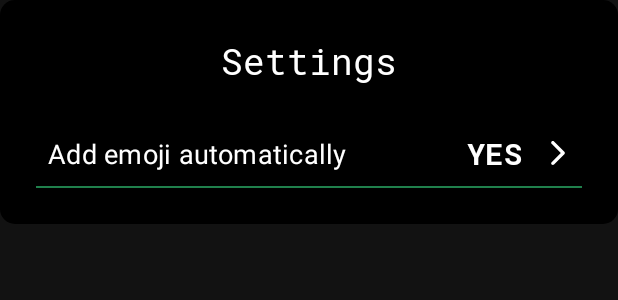
After one commit to ashishkharcheiuforks/face-hide-ml, an Android app: the layout dialog_settings.xml on its own in the app's theme, with its tools: preview values and no code run, on a phone screen of 412 x 824 dp. The commit adds this screen. Shown: the top 300 px of the screen. Run offline under Robolectric (Android 15) with nearby library versions, the phone set to English and light mode, and no system bars.

Commit message:
Add settings popup.

```diff
--- a/app/src/main/java/com/github/naz013/facehide/MainActivity.kt
+++ b/app/src/main/java/com/github/naz013/facehide/MainActivity.kt
@@ -16,12 +16,10 @@ import androidx.lifecycle.Observer
 import androidx.lifecycle.ViewModelProviders
 import androidx.recyclerview.widget.GridLayoutManager
 import com.github.naz013.facehide.data.RecognitionViewModel
-import com.github.naz013.facehide.databinding.ActivityMainBinding
-import com.github.naz013.facehide.databinding.DialogEmojiListBinding
-import com.github.naz013.facehide.databinding.DialogMoreBinding
-import com.github.naz013.facehide.databinding.DialogSavePhotoBinding
+import com.github.naz013.facehide.databinding.*
 import com.github.naz013.facehide.utils.Permissions
 import com.github.naz013.facehide.utils.PhotoSelectionUtil
+import com.github.naz013.facehide.utils.Prefs
 import com.github.naz013.facehide.utils.UriUtil
 import com.github.naz013.facehide.views.EmojiAdapter
 import com.google.android.material.bottomsheet.BottomSheetDialog
@@ -74,8 +72,27 @@ class MainActivity : AppCompatActivity(), PhotoSelectionUtil.UriCallback {
         mDialog = dialog
     }
 
+    private fun autoFaceState(b: Boolean): String {
+        return if (b) {
+            getString(R.string.yes)
+        } else {
+            getString(R.string.no)
+        }
+    }
+
     private fun openSettings() {
-
+        val builder = AlertDialog.Builder(this)
+        val view = DialogSettingsBinding.inflate(LayoutInflater.from(this), null, false)
+        view.autoFaceState.text = autoFaceState(Prefs.getInstance(this).isAutoFace())
+        view.autoButton.setOnClickListener {
+            Prefs.getInstance(this).setAutoFace(!Prefs.getInstance(this).isAutoFace())
+            view.autoFaceState.text = autoFaceState(Prefs.getInstance(this).isAutoFace())
+        }
+        builder.setView(view.root)
+        val dialog = builder.create()
+        dialog.window?.setBackgroundDrawable(ColorDrawable(Color.TRANSPARENT))
+        dialog.show()
+        mDialog = dialog
     }
 
     private fun initViewModel() {
--- /dev/null
+++ b/app/src/main/res/drawable/ic_arrow_point_to_right.xml
@@ -0,0 +1,4 @@
+<vector android:height="24dp" android:viewportHeight="451.847"
+    android:viewportWidth="451.846" android:width="24dp" xmlns:android="http://schemas.android.com/apk/res/android">
+    <path android:fillColor="#FF000000" android:pathData="M345.441,248.292L151.154,442.573c-12.359,12.365 -32.397,12.365 -44.75,0c-12.354,-12.354 -12.354,-32.391 0,-44.744L278.318,225.92L106.409,54.017c-12.354,-12.359 -12.354,-32.394 0,-44.748c12.354,-12.359 32.391,-12.359 44.75,0l194.287,194.284c6.177,6.18 9.262,14.271 9.262,22.366C354.708,234.018 351.617,242.115 345.441,248.292z"/>
+</vector>
--- /dev/null
+++ b/app/src/main/res/layout/dialog_settings.xml
@@ -0,0 +1,66 @@
+<?xml version="1.0" encoding="utf-8"?>
+<layout xmlns:android="http://schemas.android.com/apk/res/android"
+    xmlns:app="http://schemas.android.com/apk/res-auto">
+
+    <LinearLayout
+        android:layout_width="match_parent"
+        android:layout_height="wrap_content"
+        android:background="@drawable/dialog_bg"
+        android:gravity="center"
+        android:orientation="vertical"
+        android:padding="24dp">
+
+        <androidx.appcompat.widget.AppCompatTextView
+            android:layout_width="wrap_content"
+            android:layout_height="wrap_content"
+            android:text="@string/settings"
+            android:textAppearance="?textAppearanceHeadline5"
+            app:fontFamily="@font/robotomono_regular" />
+
+        <LinearLayout
+            android:id="@+id/autoButton"
+            android:layout_width="match_parent"
+            android:layout_height="wrap_content"
+            android:layout_marginTop="24dp"
+            android:background="?selectableItemBackground"
+            android:gravity="center_vertical"
+            android:orientation="horizontal"
+            android:padding="8dp">
+
+            <androidx.appcompat.widget.AppCompatTextView
+                android:layout_width="0dp"
+                android:layout_height="wrap_content"
+                android:layout_weight="1"
+                android:text="@string/add_emoji_automatically"
+                android:textAppearance="?textAppearanceSubtitle1"
+                android:textColor="#ffffff"
+                android:textSize="18sp" />
+
+            <androidx.appcompat.widget.AppCompatTextView
+                android:id="@+id/autoFaceState"
+                android:layout_width="wrap_content"
+                android:layout_height="wrap_content"
+                android:layout_marginStart="8dp"
+                android:text="@string/yes"
+                android:textAllCaps="true"
+                android:textAppearance="?textAppearanceHeadline6"
+                android:textColor="#ffffff"
+                app:fontFamily="@font/robotomono_bold" />
+
+            <androidx.appcompat.widget.AppCompatImageView
+                android:layout_width="16dp"
+                android:layout_height="16dp"
+                android:layout_marginStart="16dp"
+                android:scaleType="centerInside"
+                app:srcCompat="@drawable/ic_arrow_point_to_right"
+                app:tint="#ffffff" />
+
+        </LinearLayout>
+
+        <View
+            android:layout_width="match_parent"
+            android:layout_height="1dp"
+            android:background="@color/colorDivider" />
+
+    </LinearLayout>
+</layout>
--- a/app/src/main/res/values/colors.xml
+++ b/app/src/main/res/values/colors.xml
@@ -3,4 +3,5 @@
     <color name="colorPrimary">#000000</color>
     <color name="colorPrimaryDark">#000000</color>
     <color name="colorAccent">#40FF98</color>
+    <color name="colorDivider">#8040FF98</color>
 </resources>
--- a/app/src/main/res/values/strings.xml
+++ b/app/src/main/res/values/strings.xml
@@ -22,4 +22,7 @@
     <string name="failed_to_find_faces_on_photo">Failed to find faces on photo</string>
     <string name="remove_emoji">Remove Emoji</string>
     <string name="select_emoji">Select Emoji</string>
+    <string name="yes">Yes</string>
+    <string name="add_emoji_automatically">Add emoji automatically</string>
+    <string name="no">No</string>
 </resources>
```
